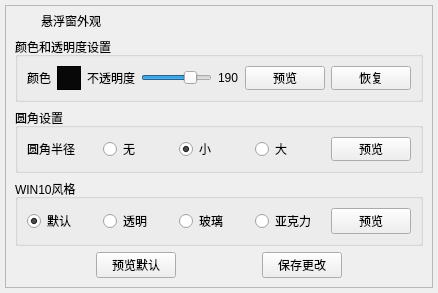
This is formsetting.ui in yjmthu/PySpeedBox as Qt 5 draws it before an edit. The edited form follows.
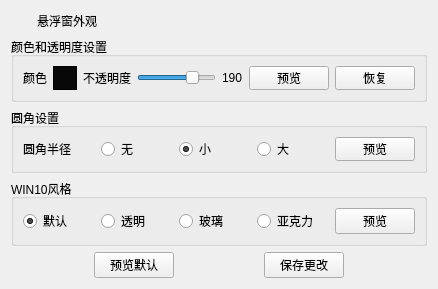
This is the edited form. Icons and pictures are not drawn.

```diff
--- a/formsetting.ui
+++ b/formsetting.ui
@@ -13,31 +13,7 @@
   <property name="windowTitle">
    <string>Dialog</string>
   </property>
-  <layout class="QVBoxLayout" name="verticalLayout_2">
-   <property name="leftMargin">
-    <number>5</number>
-   </property>
-   <property name="topMargin">
-    <number>5</number>
-   </property>
-   <property name="rightMargin">
-    <number>5</number>
-   </property>
-   <property name="bottomMargin">
-    <number>5</number>
-   </property>
-   <item>
-    <widget class="QFrame" name="frame">
-     <property name="frameShape">
-      <enum>QFrame::StyledPanel</enum>
-     </property>
-     <property name="frameShadow">
-      <enum>QFrame::Raised</enum>
-     </property>
      <layout class="QVBoxLayout" name="verticalLayout">
-      <property name="topMargin">
-       <number>5</number>
-      </property>
       <item>
        <layout class="QHBoxLayout" name="horizontalLayout_5">
         <item>
@@ -388,9 +364,6 @@
          </spacer>
         </item>
        </layout>
-      </item>
-     </layout>
-    </widget>
    </item>
   </layout>
  </widget>
```
Lines whose indentation alone changed are shown as unchanged.
